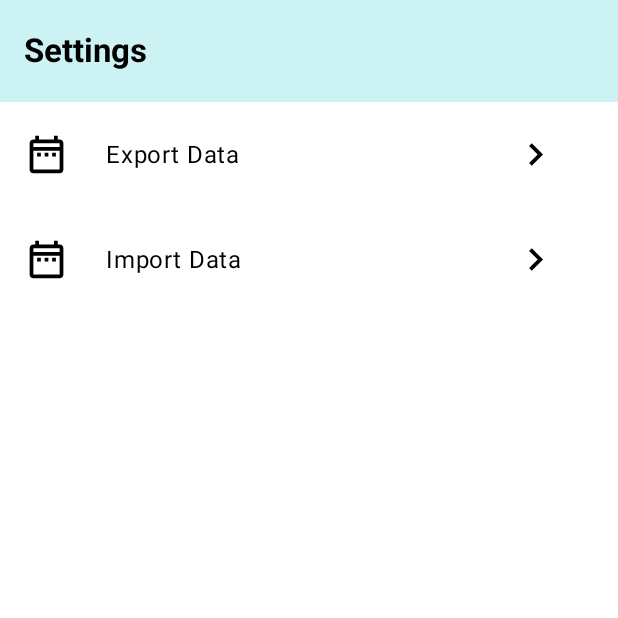
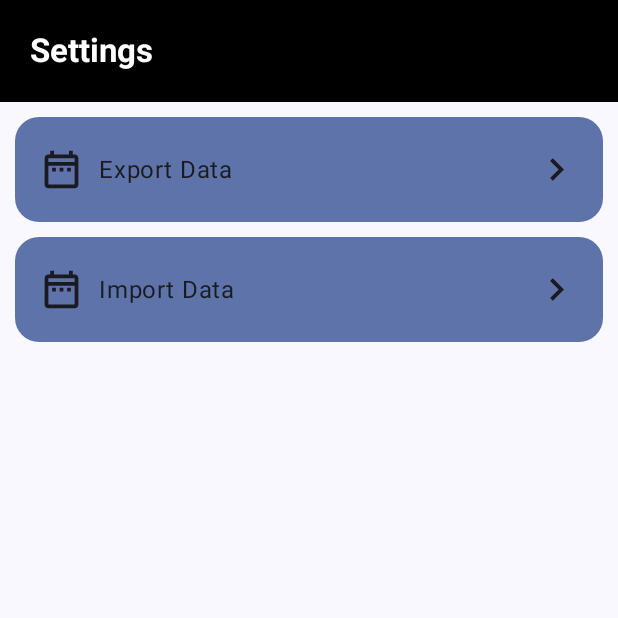
Before and after one commit to graj-naxtre/birthday-reminder, an Android app built with Jetpack Compose: the composable SettingScreen shown on its own in the app's theme, after a tap on "Export Data", on a phone screen of 412 x 824 dp, the top half of it. Run offline under Robolectric (Android 15) with nearby library versions, the phone set to English and light mode, and no system bars; our stand-ins replace Dagger/Hilt's generated code, Room's generated code.

Commit message:
screen setup

```diff
--- a/app/src/main/java/com/example/birthdayboom/ui/navigations/AppBottomNavigation.kt
+++ b/app/src/main/java/com/example/birthdayboom/ui/navigations/AppBottomNavigation.kt
@@ -49,11 +49,6 @@ fun AppBottomNavigation(
                         restoreState = true
                         launchSingleTop = true
                     }
-                    if(screen.route == "Contacts"){
-                        componentState.displayFloatingButton(value = true)
-                    } else {
-                        componentState.displayFloatingButton(value = false)
-                    }
                 },
                 icon = {
                     Icon(
--- a/app/src/main/java/com/example/birthdayboom/ui/screens/setting/SettingScreen.kt
+++ b/app/src/main/java/com/example/birthdayboom/ui/screens/setting/SettingScreen.kt
@@ -2,12 +2,12 @@ package com.example.birthdayboom.ui.screens.setting
 
 import android.app.Activity
 import android.net.Uri
-import android.widget.Toast
 import androidx.activity.compose.rememberLauncherForActivityResult
 import androidx.activity.result.contract.ActivityResultContracts
 import androidx.compose.foundation.background
 import androidx.compose.foundation.clickable
 import androidx.compose.foundation.layout.Arrangement
+import androidx.compose.foundation.layout.Box
 import androidx.compose.foundation.layout.Column
 import androidx.compose.foundation.layout.Row
 import androidx.compose.foundation.layout.fillMaxSize
@@ -16,11 +16,10 @@ import androidx.compose.foundation.layout.padding
 import androidx.compose.foundation.layout.size
 import androidx.compose.foundation.layout.statusBarsPadding
 import androidx.compose.material.icons.Icons
+import androidx.compose.material.icons.automirrored.outlined.KeyboardArrowRight
 import androidx.compose.material.icons.outlined.DateRange
-import androidx.compose.material.icons.outlined.KeyboardArrowRight
 import androidx.compose.material3.Icon
 import androidx.compose.material3.MaterialTheme
-import androidx.compose.material3.Scaffold
 import androidx.compose.material3.Text
 import androidx.compose.runtime.Composable
 import androidx.compose.runtime.getValue
@@ -31,11 +30,9 @@ import androidx.compose.ui.Alignment
 import androidx.compose.ui.Modifier
 import androidx.compose.ui.graphics.Color
 import androidx.compose.ui.platform.LocalContext
-import androidx.compose.ui.res.colorResource
 import androidx.compose.ui.text.font.FontWeight
 import androidx.compose.ui.unit.dp
 import androidx.hilt.navigation.compose.hiltViewModel
-import com.example.birthdayboom.R
 
 @Composable
 fun SettingScreen(viewModel: SettingViewModel = hiltViewModel()) {
@@ -57,9 +54,9 @@ fun SettingScreen(viewModel: SettingViewModel = hiltViewModel()) {
     val importFileActivityLauncher = rememberLauncherForActivityResult(
         contract = ActivityResultContracts.StartActivityForResult(),
         onResult = {
-            if(it.resultCode == Activity.RESULT_OK){
+            if (it.resultCode == Activity.RESULT_OK) {
                 it.data?.data?.also { uri ->
-                    viewModel.extractFile(uri, context){fileName ->
+                    viewModel.extractFile(uri, context) { fileName ->
                         viewModel.processFile(fileName)
                     }
                 }
@@ -67,23 +64,32 @@ fun SettingScreen(viewModel: SettingViewModel = hiltViewModel()) {
         }
     )
 
-    Scaffold(topBar = { SettingsHeader() }) { paddingValues ->
     Column(
         modifier = Modifier
-                .padding(paddingValues)
             .fillMaxSize()
-                .background(Color.White)
     ) {
-            SettingsItem(text = "Export Data") {
+        SettingsHeader()
+
+        Column(
+            modifier = Modifier.padding(10.dp),
+            verticalArrangement = Arrangement.spacedBy(10.dp)
+        ) {
+            SettingsItem(
+                text = "Export Data",
+                onClick = {
                     viewModel.exportData { intent ->
                         exportFileActivityLauncher.launch(intent)
                     }
                 }
-            SettingsItem(text = "Import Data", onClick = {
+            )
+            SettingsItem(
+                text = "Import Data",
+                onClick = {
                     viewModel.importData { intent ->
                         importFileActivityLauncher.launch(intent)
                     }
-            })
+                }
+            )
             selectedUri?.let {
                 Text(text = "$it")
             }
@@ -96,15 +102,15 @@ fun SettingsHeader() {
     Column(
         modifier = Modifier
             .fillMaxWidth()
-            .background(colorResource(id = R.color.light_blue))
+            .background(color = Color.Black)
             .statusBarsPadding()
-            .padding(horizontal = 16.dp, vertical = 20.dp)
+            .padding(20.dp)
     ) {
         Text(
             text = "Settings",
             style = MaterialTheme.typography.titleLarge,
             fontWeight = FontWeight.Bold,
-            color = Color.Black
+            color = Color.White
         )
     }
 }
@@ -113,32 +119,33 @@ fun SettingsHeader() {
 fun SettingsItem(text: String, onClick: () -> Unit) {
     Row(
         verticalAlignment = Alignment.CenterVertically,
-        horizontalArrangement = Arrangement.SpaceBetween,
+        horizontalArrangement = Arrangement.spacedBy(10.dp),
         modifier = Modifier
             .fillMaxWidth()
             .then(remember {
                 Modifier.clickable { onClick() }
             })
-            .background(Color.White)
+            .background(
+                color = MaterialTheme.colorScheme.primaryContainer,
+                shape = MaterialTheme.shapes.large
+            )
             .padding(horizontal = 16.dp, vertical = 20.dp)
     ) {
-        Row(modifier = Modifier.weight(0.2f)) {
+        Box {
             Icon(
                 imageVector = Icons.Outlined.DateRange,
-                contentDescription = null,
+                contentDescription = "calendar",
                 modifier = Modifier.size(30.dp),
-                tint = Color.Black
             )
         }
-        Row(modifier = Modifier.weight(1f)) {
-            Text(text = text, color = Color.Black)
+        Box(modifier = Modifier.weight(1f)) {
+            Text(text = text)
         }
-        Row(modifier = Modifier.weight(0.2f)) {
+        Box {
             Icon(
-                imageVector = Icons.Outlined.KeyboardArrowRight,
-                contentDescription = null,
+                imageVector = Icons.AutoMirrored.Outlined.KeyboardArrowRight,
+                contentDescription = "arrow",
                 modifier = Modifier.size(30.dp),
-                tint = Color.Black
             )
         }
     }
```
Also changed, not shown: app/src/main/java/com/example/birthdayboom/ui/activities/MainActivity.kt (+33 -51 lines), app/src/main/java/com/example/birthdayboom/ui/screens/contact/ContactScreen.kt (+14 -9 lines), app/src/main/java/com/example/birthdayboom/ui/screens/home/HomeScreen.kt (+7 -0 lines), app/src/main/java/com/example/birthdayboom/utils/permission/PermissionManager.kt (added, +37 -0 lines), app/src/main/java/com/example/birthdayboom/utils/permission/PermissionState.kt (added, +10 -0 lines). Lines whose indentation alone changed are shown as unchanged.
